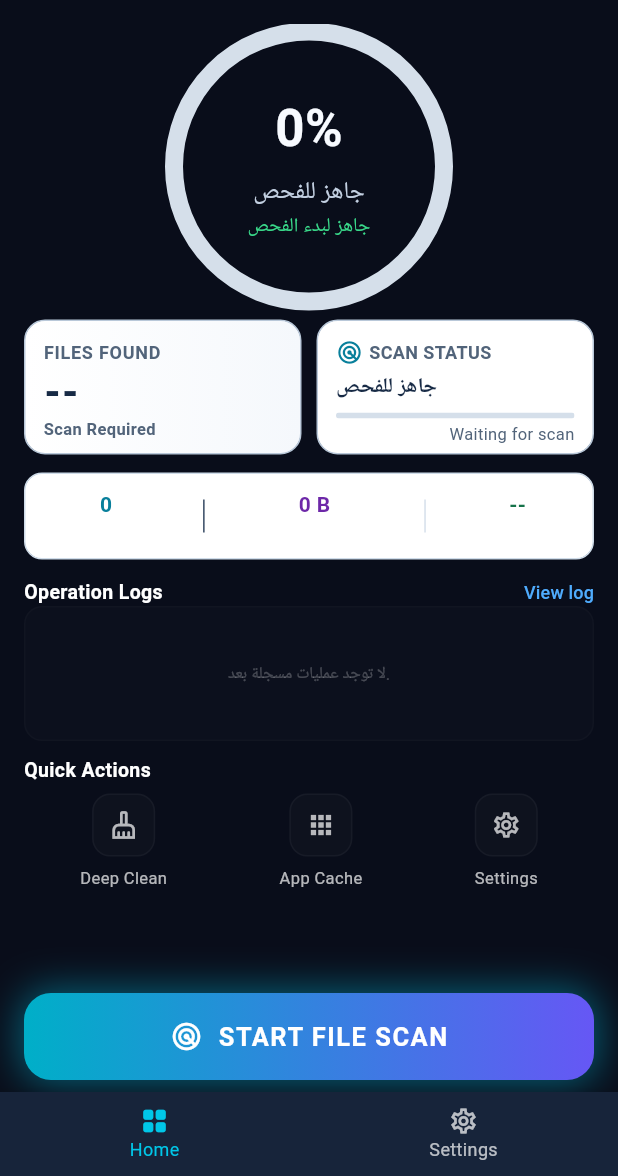
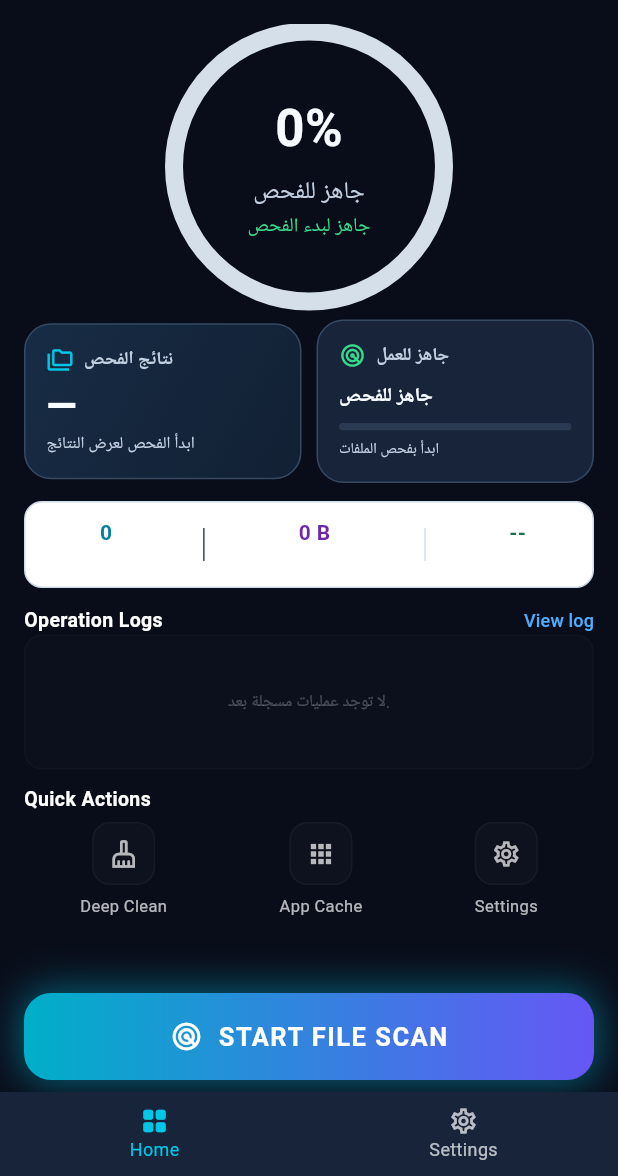
Before and after one commit to maloohm-collab/flutter_cleaner_app, a Flutter app: the HomeScreen screen opened directly, on a phone screen of 412 x 824 dp, the part 60-1236 px from its top. Run offline on Flutter 3.47's test engine with Material 3 defaults, Android fonts, the phone set to English and light mode, and no system bars; our stand-ins replace flutter_animate, permission_handler, shared_preferences; accounts and stored records are empty.

Commit message:
Modernize live scan summary cards

```diff
--- a/lib/screens/home_screen.dart
+++ b/lib/screens/home_screen.dart
@@ -1035,97 +1035,58 @@ class _HomeScreenState extends State<HomeScreen> {
   // ---------------------------------------------------------------------------
 
   Widget _buildDynamicHealthCard() {
-    String mainText = '--';
-    String description = 'Scan Required';
-    Color textColor = const Color(0xFF52647A);
-
-    Gradient cardGradient = LinearGradient(
-      colors: [
-        const Color(0xFFFFFFFF),
-        const Color(0xFFF5F8FC),
-      ],
-    );
-
-    if (_isCleaning) {
-      mainText = 'DELETE';
-      description = 'Processing...';
-      textColor = const Color(0xFF00F2FE);
-
-      cardGradient = LinearGradient(
-        colors: [
-          const Color(0xFFDDF5F7),
-          const Color(0xFFEAF0FF),
-        ],
-      );
-    } else if (state.scanning || _isStartingScan) {
-      mainText = 'SCAN';
-      description = 'Analyzing files...';
-      textColor = const Color(0xFFFFD700);
-    } else if (_hasScanned) {
-      mainText = '${state.totalFiles}';
-      description = 'Candidate files';
-      textColor = const Color(0xFF00F2FE);
-
-      cardGradient = LinearGradient(
-        colors: [
-          const Color(0xFFE4F5F8),
-          const Color(0xFFF0F5FF),
-        ],
-      );
-    } else if (_hasCleanupResult) {
-      mainText = '$_lastDeletedFiles';
-      description = 'Files deleted';
-      textColor = _lastDeletedFiles > 0
-          ? const Color(0xFF00E676)
-          : Colors.orangeAccent;
-    }
+    final bool busy = _isCleaning || state.scanning || _isStartingScan;
+    final String value = _isCleaning
+        ? '...'
+        : state.scanning || _isStartingScan
+            ? '${(state.progress * 100).round()}%'
+            : _hasScanned
+                ? '${state.totalFiles}'
+                : _hasCleanupResult
+                    ? '$_lastDeletedFiles'
+                    : '—';
+    final String caption = _isCleaning
+        ? 'جارٍ التنظيف'
+        : state.scanning || _isStartingScan
+            ? 'تقدم الفحص'
+            : _hasScanned
+                ? 'ملف مرشح'
+                : _hasCleanupResult
+                    ? 'ملف حُذف حسب نتيجة المحرك'
+                    : 'ابدأ الفحص لعرض النتائج';
 
     return Container(
-      padding: const EdgeInsets.all(12),
-      height: 90,
+      padding: const EdgeInsets.all(14),
+      constraints: const BoxConstraints(minHeight: 104),
       decoration: BoxDecoration(
-        gradient: cardGradient,
-        borderRadius: BorderRadius.circular(14),
-        border: Border.all(
-          color: const Color(0xFFB9C8D9),
+        gradient: const LinearGradient(
+          colors: [Color(0xFF172C45), Color(0xFF122033)],
+          begin: Alignment.topLeft,
+          end: Alignment.bottomRight,
         ),
+        borderRadius: BorderRadius.circular(18),
+        border: Border.all(color: AppColors.border),
       ),
       child: Column(
         crossAxisAlignment: CrossAxisAlignment.start,
         mainAxisAlignment: MainAxisAlignment.center,
         children: [
-          const Text(
-            'FILES FOUND',
-            style: TextStyle(
-              color: const Color(0xFF52647A),
-              fontSize: 12,
-              fontWeight: FontWeight.bold,
-              letterSpacing: 0.5,
-            ),
-          ),
-          const SizedBox(height: 4),
-          Text(
-            mainText,
-            maxLines: 1,
-            overflow: TextOverflow.ellipsis,
-            style: const TextStyle(
-              color: const Color(0xFF172A45),
-              fontSize: 26,
-              fontWeight: FontWeight.w900,
-              height: 1.1,
-            ),
-          ),
-          const SizedBox(height: 2),
-          Text(
-            description,
-            maxLines: 1,
-            overflow: TextOverflow.ellipsis,
-            style: TextStyle(
-              color: textColor,
-              fontSize: 11,
-              fontWeight: FontWeight.w600,
-            ),
-          ),
+          Row(children: [
+            const Icon(Icons.folder_copy_outlined, color: AppColors.primary, size: 18),
+            const SizedBox(width: 7),
+            Expanded(child: Text(
+              _hasCleanupResult && !_hasScanned ? 'نتيجة آخر تنظيف' : 'نتائج الفحص',
+              maxLines: 1,
+              overflow: TextOverflow.ellipsis,
+              style: const TextStyle(color: AppColors.textSecondary, fontSize: 12, fontWeight: FontWeight.w700),
+            )),
+          ]),
+          const SizedBox(height: 8),
+          Text(value, maxLines: 1, overflow: TextOverflow.ellipsis,
+            style: TextStyle(color: busy ? AppColors.warning : AppColors.textPrimary, fontSize: 26, height: 1, fontWeight: FontWeight.w900)),
+          const SizedBox(height: 6),
+          Text(caption, maxLines: 2, overflow: TextOverflow.ellipsis,
+            style: const TextStyle(color: AppColors.textSecondary, fontSize: 11, height: 1.3)),
         ],
       ),
     );
@@ -1136,94 +1097,64 @@ class _HomeScreenState extends State<HomeScreen> {
   // ---------------------------------------------------------------------------
 
   Widget _buildDynamicStatusCard() {
+    final bool busy = _isCleaning || state.scanning || _isStartingScan;
     final String statusTitle = _isCleaning
-        ? 'FILE CLEANUP'
-        : 'SCAN STATUS';
-
+        ? 'حالة التنظيف'
+        : state.scanning || _isStartingScan
+            ? 'الفحص جارٍ'
+            : _hasScanned
+                ? 'الفحص مكتمل'
+                : _hasCleanupResult
+                    ? 'آخر عملية'
+                    : 'جاهز للعمل';
     final String statusSubtitle = _isCleaning
-        ? 'Deleting selected files'
+        ? 'حذف العناصر التي اخترتها'
         : state.scanning || _isStartingScan
-            ? 'Scanning shared storage'
+            ? 'فحص الملفات المتاحة'
             : _hasScanned
-                ? 'Review candidates'
+                ? 'راجع النتائج قبل الحذف'
                 : _hasCleanupResult
-                    ? 'Last cleanup finished'
-                    : 'Waiting for scan';
+                    ? 'يمكنك إعادة الفحص للتحقق'
+                    : 'ابدأ بفحص الملفات';
 
     return Container(
-      padding: const EdgeInsets.all(12),
-      height: 90,
+      padding: const EdgeInsets.all(14),
+      constraints: const BoxConstraints(minHeight: 104),
       decoration: BoxDecoration(
-        color: const Color(0xFFFFFFFF),
-        borderRadius: BorderRadius.circular(14),
-        border: Border.all(
-          color: const Color(0xFFB9C8D9),
-        ),
+        color: AppColors.card,
+        borderRadius: BorderRadius.circular(18),
+        border: Border.all(color: AppColors.border),
       ),
       child: Column(
         crossAxisAlignment: CrossAxisAlignment.start,
         mainAxisAlignment: MainAxisAlignment.center,
         children: [
-          Row(
-            children: [
-              Icon(
-                _isCleaning
-                    ? Icons.delete_outline_rounded
-                    : Icons.radar_outlined,
-                color: const Color(0xFF087F9B),
-                size: 18,
-              ),
-              const SizedBox(width: 4),
-              Expanded(
-                child: Text(
-                  statusTitle,
-                  maxLines: 1,
-                  overflow: TextOverflow.ellipsis,
-                  style: const TextStyle(
-                    color: const Color(0xFF52647A),
-                    fontSize: 12,
-                    fontWeight: FontWeight.bold,
-                  ),
-                ),
-              ),
-            ],
-          ),
-          const SizedBox(height: 4),
-          Text(
-            state.currentTask,
-            maxLines: 1,
-            overflow: TextOverflow.ellipsis,
-            style: const TextStyle(
-              color: const Color(0xFF172A45),
-              fontSize: 14,
-              fontWeight: FontWeight.bold,
-            ),
-          ),
-          const SizedBox(height: 6),
+          Row(children: [
+            Icon(
+              _isCleaning ? Icons.cleaning_services_rounded : Icons.radar_rounded,
+              color: busy ? AppColors.warning : AppColors.success,
+              size: 18,
+            ),
+            const SizedBox(width: 7),
+            Expanded(child: Text(statusTitle, maxLines: 1, overflow: TextOverflow.ellipsis,
+              style: const TextStyle(color: AppColors.textSecondary, fontSize: 12, fontWeight: FontWeight.w700))),
+          ]),
+          const SizedBox(height: 9),
+          Text(state.currentTask, maxLines: 1, overflow: TextOverflow.ellipsis,
+            style: const TextStyle(color: AppColors.textPrimary, fontSize: 13, fontWeight: FontWeight.w800)),
+          const SizedBox(height: 8),
           ClipRRect(
-            borderRadius: BorderRadius.circular(4),
+            borderRadius: BorderRadius.circular(6),
             child: LinearProgressIndicator(
-              value: state.progress.clamp(0.0, 1.0).toDouble(),
-              backgroundColor: const Color(0xFFD5DFEA),
-              valueColor: const AlwaysStoppedAnimation<Color>(
-                Color(0xFF00F2FE),
-              ),
-              minHeight: 4,
-            ),
-          ),
-          const SizedBox(height: 2),
-          Align(
-            alignment: Alignment.centerRight,
-            child: Text(
-              statusSubtitle,
-              maxLines: 1,
-              overflow: TextOverflow.ellipsis,
-              style: const TextStyle(
-                color: const Color(0xFF52647A),
-                fontSize: 11,
-              ),
-            ),
-          ),
+              value: busy ? state.progress.clamp(0.0, 1.0).toDouble() : (_hasScanned ? 1 : 0),
+              backgroundColor: const Color(0xFF2A3A52),
+              valueColor: AlwaysStoppedAnimation<Color>(busy ? AppColors.warning : AppColors.primary),
+              minHeight: 5,
+            ),
+          ),
+          const SizedBox(height: 5),
+          Text(statusSubtitle, maxLines: 1, overflow: TextOverflow.ellipsis,
+            style: const TextStyle(color: AppColors.textSecondary, fontSize: 10)),
         ],
       ),
     );
```
